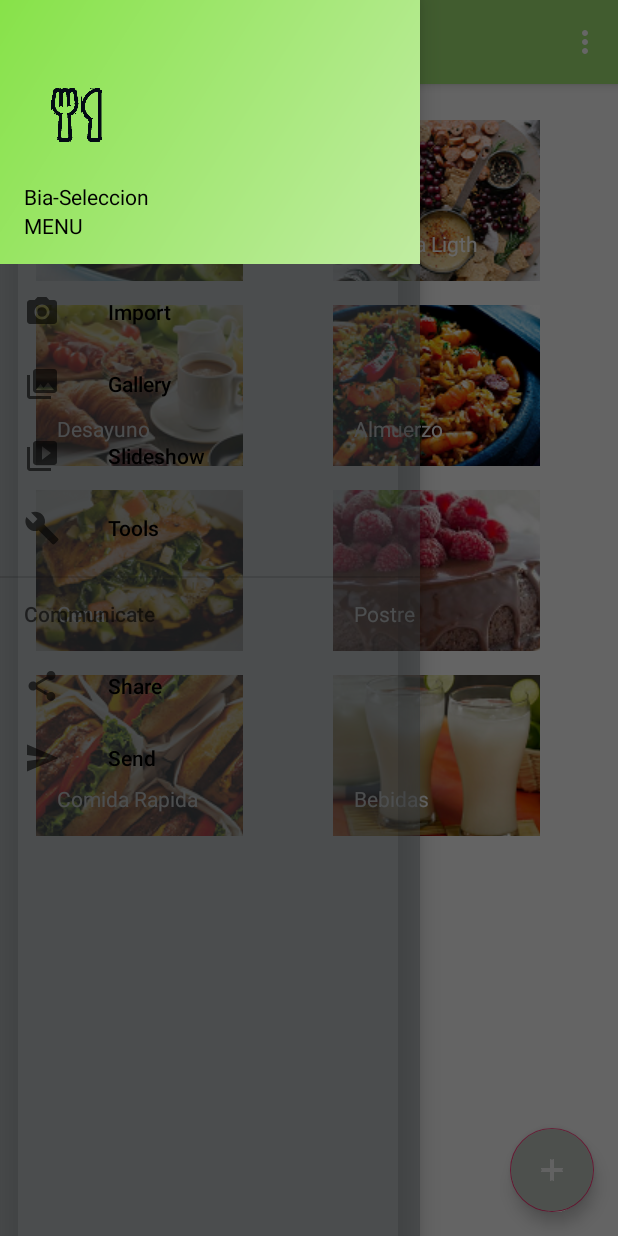
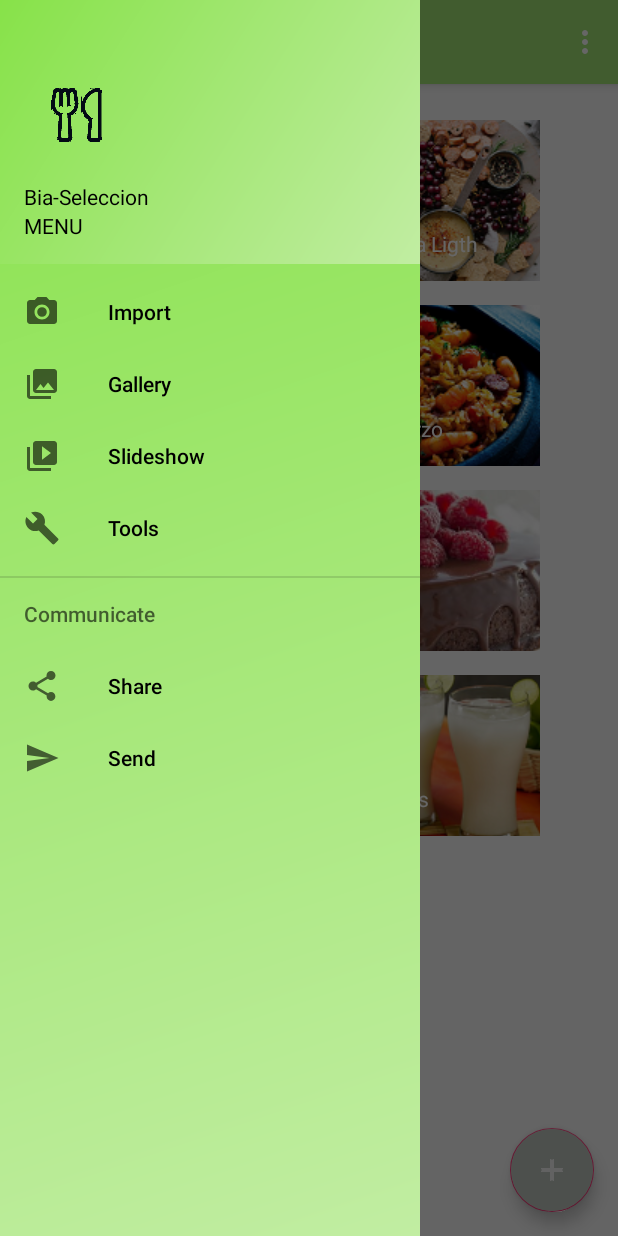
Before and after one commit to Finalandr/Bia, an Android app: the screen it shows after launch (MainActivity), with the side drawer open, on a phone screen of 412 x 824 dp. Run offline under Robolectric (Android 15) with nearby library versions, the phone set to English and light mode, and no system bars.

Commit message:
correlo1

```diff
--- a/app/src/main/res/layout/activity_main.xml
+++ b/app/src/main/res/layout/activity_main.xml
@@ -23,7 +23,7 @@
         android:fitsSystemWindows="true"
         app:headerLayout="@layout/nav_header_main"
         app:menu="@menu/activity_main_drawer"
-        android:background="@color/overlayBackground"
+        android:background="@drawable/side_nav_bar"
         app:itemTextColor="@color/negro"
         />
 
```
